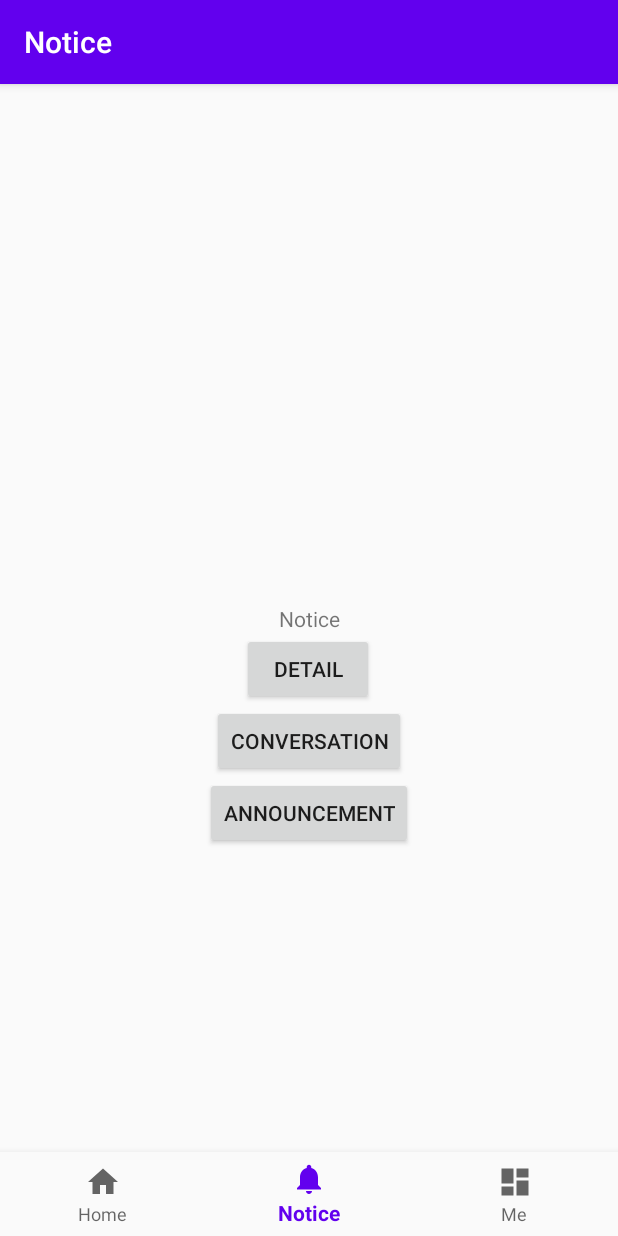
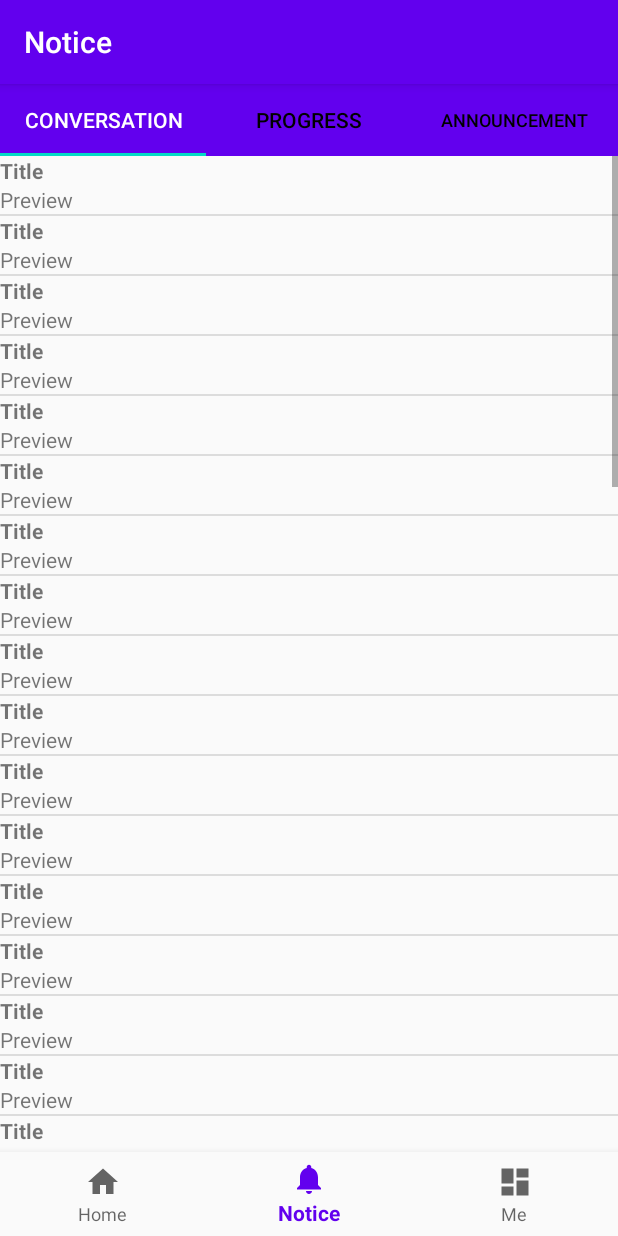
Before and after one commit to iphelf/Student-Help, an Android app: the NoticeFragment screen opened through its navigation route, on a phone screen of 412 x 824 dp. Run offline under Robolectric (Android 15) with nearby library versions, the phone set to English and light mode, and no system bars; our stand-ins replace navigation-ui.

Commit message:
完成Issue: fragment_notice.xml

```diff
--- a/app/src/main/java/com/thirtyseven/studenthelp/ui/MainActivity.java
+++ b/app/src/main/java/com/thirtyseven/studenthelp/ui/MainActivity.java
@@ -31,7 +31,7 @@ public class MainActivity extends AppCompatActivity {
         AppBarConfiguration appBarConfiguration = new AppBarConfiguration.Builder(
                 R.id.navigation_home, R.id.navigation_me, R.id.navigation_notice)
                 .build();
-        NavController navController = Navigation.findNavController(this, R.id.nav_host_fragment);
+        NavController navController = Navigation.findNavController(this, R.id.navHostFragment_main);
         NavigationUI.setupActionBarWithNavController(this, navController, appBarConfiguration);
         NavigationUI.setupWithNavController(navView, navController);
     }
--- a/app/src/main/java/com/thirtyseven/studenthelp/ui/main/NoticeFragment.java
+++ b/app/src/main/java/com/thirtyseven/studenthelp/ui/main/NoticeFragment.java
@@ -1,24 +1,25 @@
 package com.thirtyseven.studenthelp.ui.main;
 
-import android.content.Intent;
 import android.os.Bundle;
 import android.view.LayoutInflater;
 import android.view.View;
 import android.view.ViewGroup;
-import android.widget.Button;
-import android.widget.TextView;
 
 import androidx.annotation.NonNull;
-import androidx.annotation.Nullable;
 import androidx.fragment.app.Fragment;
-import androidx.lifecycle.Observer;
 import androidx.lifecycle.ViewModelProviders;
+import androidx.navigation.NavController;
+import androidx.navigation.NavOptions;
+import androidx.navigation.Navigation;
+import androidx.navigation.fragment.NavHostFragment;
+import androidx.navigation.ui.NavigationUI;
+import androidx.recyclerview.widget.RecyclerView;
 
+import com.google.android.material.tabs.TabItem;
+import com.google.android.material.tabs.TabLayout;
 import com.thirtyseven.studenthelp.R;
-import com.thirtyseven.studenthelp.data.Errand;
-import com.thirtyseven.studenthelp.ui.common.ConversationActivity;
-import com.thirtyseven.studenthelp.ui.common.ErrandActivity;
-import com.thirtyseven.studenthelp.ui.notice.AnnouncementActivity;
+import com.thirtyseven.studenthelp.ui.MainActivity;
+
 
 public class NoticeFragment extends Fragment {
 
@@ -30,30 +31,41 @@ public class NoticeFragment extends Fragment {
                 ViewModelProviders.of(this).get(NoticeViewModel.class);
         requireActivity().setTitle(R.string.title_notice);
         View root = inflater.inflate(R.layout.fragment_notice, container, false);
-        Button buttonDetail=root.findViewById(R.id.button_detail);
-        buttonDetail.setOnClickListener(new View.OnClickListener() {
+        TabLayout tabLayout = root.findViewById(R.id.tabLayout);
+        final NavController navController = Navigation.findNavController(root.findViewById(R.id.navHostFragment_notice));
+
+        tabLayout.addOnTabSelectedListener(new TabLayout.OnTabSelectedListener() {
             @Override
-            public void onClick(View view) {
-                Intent intent=new Intent(getActivity(), ErrandActivity.class);
-                startActivity(intent);
+            public void onTabSelected(TabLayout.Tab tab) {
+                NavOptions navOptions = new NavOptions.Builder()
+                        .setPopUpTo(R.id.noticeConversationFragment,false)
+                        .build();
+                switch (tab.getPosition()) {
+                    case 0:
+                        navController.navigate(R.id.noticeConversationFragment, null, navOptions);
+                        break;
+                    case 1:
+                        navController.navigate(R.id.noticeProgressFragment, null, navOptions);
+                        break;
+                    case 2:
+                        navController.navigate(R.id.noticeAnnouncementFragment, null, navOptions);
+                        break;
+                }
             }
+
+            @Override
+            public void onTabUnselected(TabLayout.Tab tab) {
+
+            }
+
+            @Override
+            public void onTabReselected(TabLayout.Tab tab) {
+
+            }
+
         });
-        Button buttonConversation=root.findViewById(R.id.button_conversation);
-        buttonConversation.setOnClickListener(new View.OnClickListener() {
-            @Override
-            public void onClick(View view) {
-                Intent intent=new Intent(getActivity(), ConversationActivity.class);
-                startActivity(intent);
-            }
-        });
-        Button buttonAnnouncement=root.findViewById(R.id.button_announcement);
-        buttonAnnouncement.setOnClickListener(new View.OnClickListener() {
-            @Override
-            public void onClick(View view) {
-                Intent intent=new Intent(getActivity(), AnnouncementActivity.class);
-                startActivity(intent);
-            }
-        });
+
+
         return root;
     }
 }
--- /dev/null
+++ b/app/src/main/java/com/thirtyseven/studenthelp/ui/notice/NoticeConversationFragment.java
@@ -0,0 +1,111 @@
+package com.thirtyseven.studenthelp.ui.notice;
+
+import android.content.Intent;
+import android.os.Bundle;
+
+import androidx.fragment.app.Fragment;
+
+import android.view.LayoutInflater;
+import android.view.View;
+import android.view.ViewGroup;
+import android.widget.AdapterView;
+import android.widget.ListView;
+import android.widget.SimpleAdapter;
+
+import com.thirtyseven.studenthelp.R;
+import com.thirtyseven.studenthelp.ui.common.ConversationActivity;
+import com.thirtyseven.studenthelp.ui.common.ErrandActivity;
+
+import java.util.ArrayList;
+import java.util.HashMap;
+import java.util.List;
+import java.util.Map;
+
+/**
+ * A simple {@link Fragment} subclass.
+ * Use the {@link NoticeConversationFragment#newInstance} factory method to
+ * create an instance of this fragment.
+ */
+public class NoticeConversationFragment extends Fragment {
+
+    // TODO: Rename parameter arguments, choose names that match
+    // the fragment initialization parameters, e.g. ARG_ITEM_NUMBER
+    private static final String ARG_PARAM1 = "param1";
+    private static final String ARG_PARAM2 = "param2";
+
+    // TODO: Rename and change types of parameters
+    private String mParam1;
+    private String mParam2;
+
+    public NoticeConversationFragment() {
+        // Required empty public constructor
+    }
+
+    /**
+     * Use this factory method to create a new instance of
+     * this fragment using the provided parameters.
+     *
+     * @param param1 Parameter 1.
+     * @param param2 Parameter 2.
+     * @return A new instance of fragment NoticeConversationFragment.
+     */
+    // TODO: Rename and change types and number of parameters
+    public static NoticeConversationFragment newInstance(String param1, String param2) {
+        NoticeConversationFragment fragment = new NoticeConversationFragment();
+        Bundle args = new Bundle();
+        args.putString(ARG_PARAM1, param1);
+        args.putString(ARG_PARAM2, param2);
+        fragment.setArguments(args);
+        return fragment;
+    }
+
+    @Override
+    public void onCreate(Bundle savedInstanceState) {
+        super.onCreate(savedInstanceState);
+        if (getArguments() != null) {
+            mParam1 = getArguments().getString(ARG_PARAM1);
+            mParam2 = getArguments().getString(ARG_PARAM2);
+        }
+    }
+
+    @Override
+    public View onCreateView(LayoutInflater inflater, ViewGroup container,
+                             Bundle savedInstanceState) {
+        // Inflate the layout for this fragment
+        View root = inflater.inflate(R.layout.fragment_notice_conversation, container, false);
+
+        ListView listViewConversationList = root.findViewById(R.id.listView_conversationList);
+        listViewConversationList.setOnItemClickListener(new AdapterView.OnItemClickListener() {
+            @Override
+            public void onItemClick(AdapterView<?> adapterView, View view, int i, long l) {
+                Intent intent = new Intent(getActivity(), ConversationActivity.class);
+                startActivity(intent);
+            }
+        });
+
+        String[] fields = {
+                "Title", "Preview"
+        };
+        int[] fieldIds = {
+                R.id.textView_title,
+                R.id.textView_preview
+        };
+        List<Map<String, Object>> mapList = new ArrayList<>();
+        int n = 50;
+        for (int i = 0; i < n; i++) {
+            Map<String, Object> map = new HashMap<>();
+            for (String field : fields) map.put(field, field);
+            mapList.add(map);
+        }
+        SimpleAdapter simpleAdapter = new SimpleAdapter(
+                getContext(),
+                mapList,
+                R.layout.listviewitem_notice,
+                fields,
+                fieldIds
+        );
+        listViewConversationList.setAdapter(simpleAdapter);
+
+        return root;
+    }
+}
--- a/app/src/main/res/layout/activity_login.xml
+++ b/app/src/main/res/layout/activity_login.xml
@@ -8,7 +8,7 @@
     tools:context=".ui.LoginActivity">
 
   <fragment
-      android:id="@+id/nav_host_fragment"
+      android:id="@+id/navHostFragment_main"
       android:name="androidx.navigation.fragment.NavHostFragment"
       android:layout_width="0dp"
       android:layout_height="0dp"
--- a/app/src/main/res/layout/activity_main.xml
+++ b/app/src/main/res/layout/activity_main.xml
@@ -19,7 +19,7 @@
         app:menu="@menu/bottom_nav_menu" />
 
     <fragment
-        android:id="@+id/nav_host_fragment"
+        android:id="@+id/navHostFragment_main"
         android:name="androidx.navigation.fragment.NavHostFragment"
         android:layout_width="0dp"
         android:layout_height="0dp"
--- a/app/src/main/res/layout/fragment_notice.xml
+++ b/app/src/main/res/layout/fragment_notice.xml
@@ -6,42 +6,44 @@
     android:layout_height="match_parent"
     tools:context=".ui.main.NoticeFragment">
 
-    <TextView
-        android:id="@+id/text_home2"
-        android:layout_width="match_parent"
+    <com.google.android.material.tabs.TabLayout
+        android:id="@+id/tabLayout"
+        style="@style/TabStyle"
+        android:layout_width="0dp"
         android:layout_height="wrap_content"
-        android:text="@string/title_notice"
-        android:textAlignment="center"
+        app:layout_constraintEnd_toEndOf="parent"
+        app:layout_constraintStart_toStartOf="parent"
+        app:layout_constraintTop_toTopOf="parent">
+
+        <com.google.android.material.tabs.TabItem
+            android:id="@+id/tabItem_conversation"
+            android:layout_width="wrap_content"
+            android:layout_height="wrap_content"
+            android:text="@string/tabItem_conversation" />
+
+        <com.google.android.material.tabs.TabItem
+            android:id="@+id/tabItem_progress"
+            android:layout_width="wrap_content"
+            android:layout_height="wrap_content"
+            android:text="@string/tabItem_progress" />
+
+        <com.google.android.material.tabs.TabItem
+            android:id="@+id/tabItem_announcement"
+            android:layout_width="wrap_content"
+            android:layout_height="wrap_content"
+            android:text="@string/tabItem_announcement" />
+    </com.google.android.material.tabs.TabLayout>
+
+    <fragment
+        android:id="@+id/navHostFragment_notice"
+        android:name="androidx.navigation.fragment.NavHostFragment"
+        android:layout_width="0dp"
+        android:layout_height="0dp"
+        app:defaultNavHost="true"
         app:layout_constraintBottom_toBottomOf="parent"
         app:layout_constraintEnd_toEndOf="parent"
         app:layout_constraintStart_toStartOf="parent"
-        app:layout_constraintTop_toTopOf="parent" />
+        app:layout_constraintTop_toBottomOf="@+id/tabLayout"
+        app:navGraph="@navigation/navgraph_notice" />
 
-    <Button
-        android:id="@+id/button_detail"
-        android:layout_width="wrap_content"
-        android:layout_height="wrap_content"
-        android:text="@string/button_detail"
-        app:layout_constraintEnd_toEndOf="parent"
-        app:layout_constraintHorizontal_bias="0.498"
-        app:layout_constraintStart_toStartOf="parent"
-        app:layout_constraintTop_toBottomOf="@+id/text_home2" />
-
-    <Button
-        android:id="@+id/button_conversation"
-        android:layout_width="wrap_content"
-        android:layout_height="wrap_content"
-        android:text="@string/button_conversation"
-        app:layout_constraintEnd_toEndOf="parent"
-        app:layout_constraintStart_toStartOf="parent"
-        app:layout_constraintTop_toBottomOf="@+id/button_detail" />
-
-    <Button
-        android:id="@+id/button_announcement"
-        android:layout_width="wrap_content"
-        android:layout_height="wrap_content"
-        android:text="@string/button_announcement"
-        app:layout_constraintEnd_toEndOf="parent"
-        app:layout_constraintStart_toStartOf="parent"
-        app:layout_constraintTop_toBottomOf="@+id/button_conversation" />
 </androidx.constraintlayout.widget.ConstraintLayout>
--- /dev/null
+++ b/app/src/main/res/layout/fragment_notice_conversation.xml
@@ -0,0 +1,12 @@
+<?xml version="1.0" encoding="utf-8"?>
+<FrameLayout xmlns:android="http://schemas.android.com/apk/res/android"
+    xmlns:tools="http://schemas.android.com/tools"
+    android:layout_width="match_parent"
+    android:layout_height="match_parent"
+    tools:context=".ui.notice.NoticeConversationFragment">
+
+    <ListView
+        android:id="@+id/listView_conversationList"
+        android:layout_width="match_parent"
+        android:layout_height="match_parent" />
+</FrameLayout>
--- /dev/null
+++ b/app/src/main/res/layout/listviewitem_notice.xml
@@ -0,0 +1,24 @@
+<?xml version="1.0" encoding="utf-8"?>
+<androidx.constraintlayout.widget.ConstraintLayout xmlns:android="http://schemas.android.com/apk/res/android"
+    xmlns:app="http://schemas.android.com/apk/res-auto"
+    xmlns:tools="http://schemas.android.com/tools"
+    android:layout_width="match_parent"
+    android:layout_height="match_parent">
+
+    <TextView
+        android:id="@+id/textView_title"
+        android:layout_width="0dp"
+        android:layout_height="wrap_content"
+        android:textStyle="bold"
+        app:layout_constraintEnd_toEndOf="parent"
+        app:layout_constraintStart_toStartOf="parent"
+        app:layout_constraintTop_toTopOf="parent" />
+
+    <TextView
+        android:id="@+id/textView_preview"
+        android:layout_width="0dp"
+        android:layout_height="wrap_content"
+        app:layout_constraintEnd_toEndOf="parent"
+        app:layout_constraintStart_toStartOf="parent"
+        app:layout_constraintTop_toBottomOf="@+id/textView_title" />
+</androidx.constraintlayout.widget.ConstraintLayout>
--- /dev/null
+++ b/app/src/main/res/navigation/navgraph_notice.xml
@@ -0,0 +1,23 @@
+<?xml version="1.0" encoding="utf-8"?>
+<navigation xmlns:android="http://schemas.android.com/apk/res/android"
+    xmlns:app="http://schemas.android.com/apk/res-auto"
+    xmlns:tools="http://schemas.android.com/tools"
+    android:id="@+id/navgraph_notice"
+    app:startDestination="@id/noticeConversationFragment">
+
+    <fragment
+        android:id="@+id/noticeConversationFragment"
+        android:name="com.thirtyseven.studenthelp.ui.notice.NoticeConversationFragment"
+        android:label="fragment_notice_conversation"
+        tools:layout="@layout/fragment_notice_conversation" />
+    <fragment
+        android:id="@+id/noticeProgressFragment"
+        android:name="com.thirtyseven.studenthelp.ui.notice.NoticeProgressFragment"
+        android:label="fragment_notice_progress"
+        tools:layout="@layout/fragment_notice_progress" />
+    <fragment
+        android:id="@+id/noticeAnnouncementFragment"
+        android:name="com.thirtyseven.studenthelp.ui.notice.NoticeAnnouncementFragment"
+        android:label="fragment_notice_announcement"
+        tools:layout="@layout/fragment_notice_announcement" />
+</navigation>
--- a/app/src/main/res/values/strings.xml
+++ b/app/src/main/res/values/strings.xml
@@ -47,5 +47,8 @@
     <string name="type_group">Group</string>
     <string name="button_withdrawal">Withdrawal</string>
     <string name="title_myCoin">My Coin</string>
-
+    <string name="tabItem_conversation">Conversation</string>
+    <string name="tabItem_progress">Progress</string>
+    <string name="tabItem_announcement">Announcement</string>
+    <!-- TODO: Remove or change this placeholder text -->
 </resources>
--- a/app/src/main/res/values/styles.xml
+++ b/app/src/main/res/values/styles.xml
@@ -11,5 +11,10 @@
     <style name="ButtonStyle">
         <item name="android:textColor">#080</item>
     </style>
+    <style name="TabStyle">
+        <item name="android:background">@color/colorPrimary</item>
+        <item name="tabTextColor">@android:color/black</item>
+        <item name="tabSelectedTextColor">@android:color/white</item>
+    </style>
 
 </resources>
```
Also changed, not shown: app/src/main/java/com/thirtyseven/studenthelp/ui/notice/NoticeAnnouncementFragment.java (added, +108 -0 lines), app/src/main/java/com/thirtyseven/studenthelp/ui/notice/NoticeProgressFragment.java (added, +109 -0 lines), app/src/main/res/layout/fragment_notice_announcement.xml (added, +12 -0 lines), app/src/main/res/layout/fragment_notice_progress.xml (added, +12 -0 lines), 1 other file.
